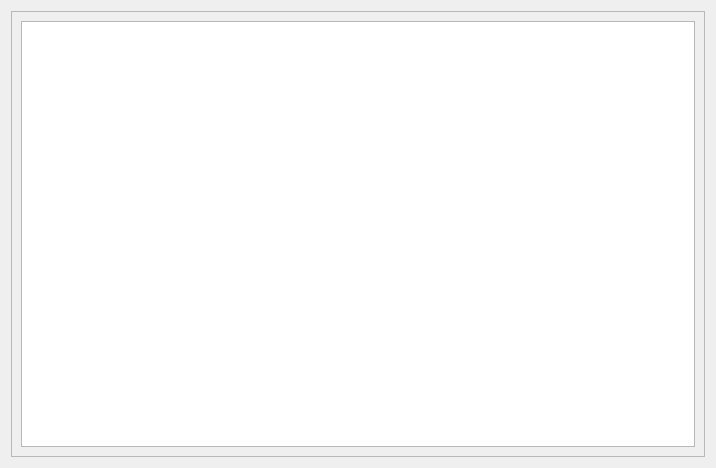
First picture: the form in CanDriveTest/ConfigDataWriteForm.ui, repository tanchuang123/CanTest, before the edit.
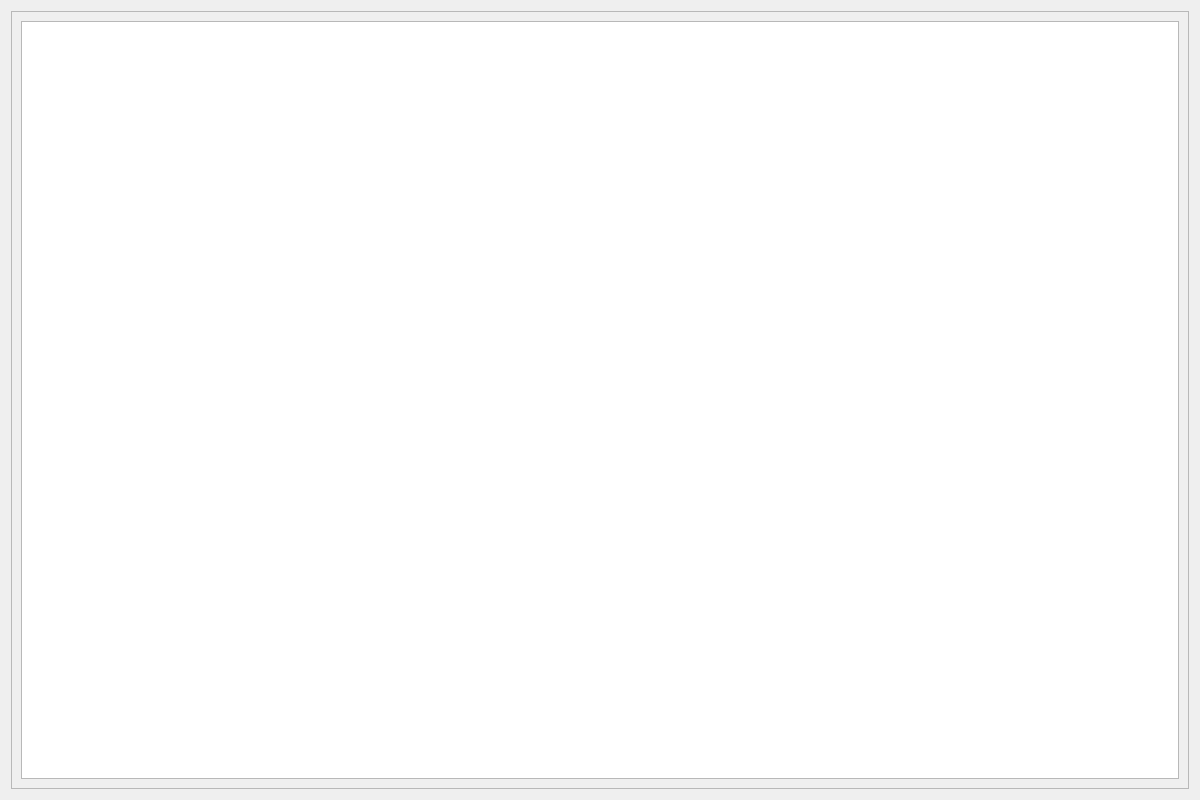
Second picture: the form after the edit.

What changed in the file:
```diff
--- a/CanDriveTest/ConfigDataWriteForm.ui
+++ b/CanDriveTest/ConfigDataWriteForm.ui
@@ -6,8 +6,8 @@
    <rect>
     <x>0</x>
     <y>0</y>
-    <width>716</width>
-    <height>468</height>
+    <width>1200</width>
+    <height>800</height>
    </rect>
   </property>
   <property name="windowTitle">
@@ -24,8 +24,8 @@
        <rect>
         <x>0</x>
         <y>0</y>
-        <width>692</width>
-        <height>444</height>
+        <width>1176</width>
+        <height>776</height>
        </rect>
       </property>
       <layout class="QVBoxLayout" name="verticalLayout">
```
